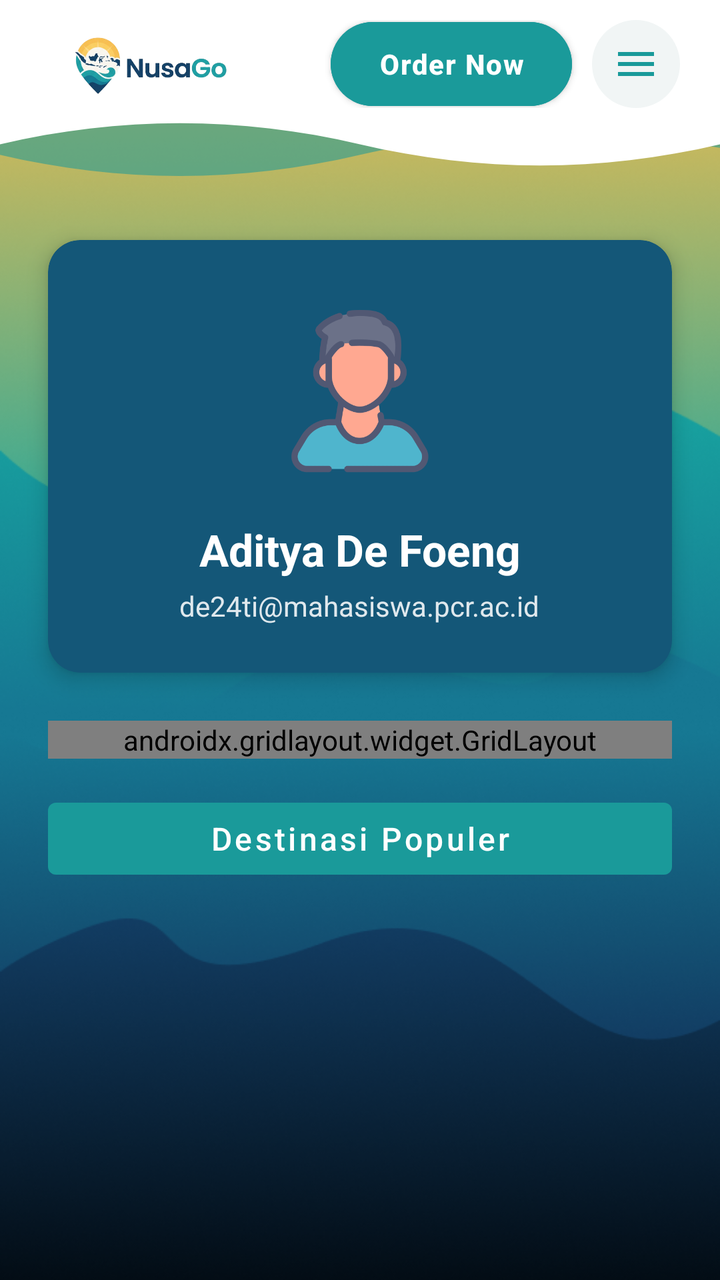
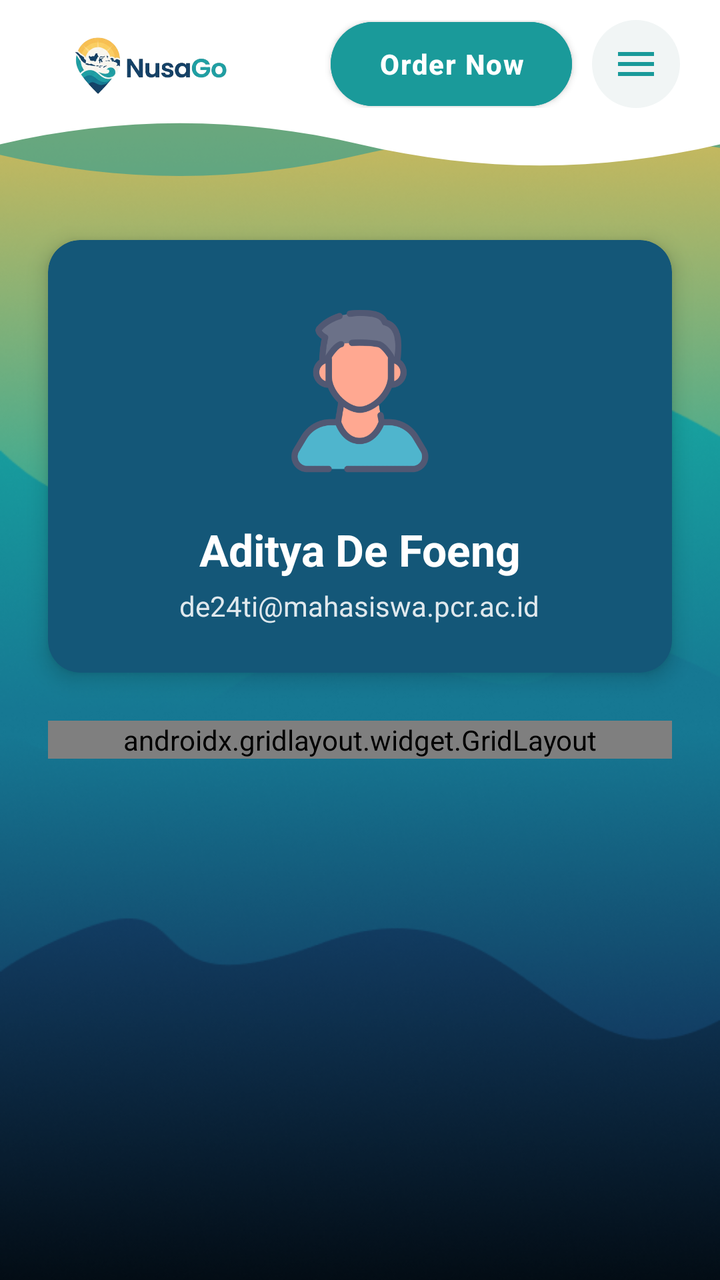

An Android layout rendered at two revisions. The XML below is the earlier revision; the diff shows what the commit changed to produce the second picture.
<!-- AndroidManifest.xml: application theme Theme.Projek_AdityaDeFoeng -->
<!-- res/layout/fragment_more.xml -->
<?xml version="1.0" encoding="utf-8"?>
<androidx.constraintlayout.widget.ConstraintLayout xmlns:android="http://schemas.android.com/apk/res/android"
    xmlns:app="http://schemas.android.com/apk/res-auto"
    xmlns:tools="http://schemas.android.com/tools"
    android:id="@+id/main"
    android:layout_width="match_parent"
    android:layout_height="match_parent"
    android:background="@drawable/wave"
    tools:context=".More.MoreFragment">

    <include
        android:id="@+id/topBar"
        layout="@layout/layout_top_bar"
        android:layout_width="0dp"
        android:layout_height="wrap_content"
        app:layout_constraintEnd_toEndOf="parent"
        app:layout_constraintStart_toStartOf="parent"
        app:layout_constraintTop_toTopOf="parent" />

    <androidx.cardview.widget.CardView
        android:id="@+id/cardProfile"
        android:layout_width="0dp"
        android:layout_height="wrap_content"
        android:layout_marginStart="24dp"
        android:layout_marginTop="32dp"
        android:layout_marginEnd="24dp"
        app:cardBackgroundColor="#145778"
        app:cardCornerRadius="16dp"
        app:cardElevation="6dp"
        app:layout_constraintEnd_toEndOf="parent"
        app:layout_constraintStart_toStartOf="parent"
        app:layout_constraintTop_toBottomOf="@id/topBar">

        <LinearLayout
            android:layout_width="match_parent"
            android:layout_height="wrap_content"
            android:gravity="center"
            android:orientation="vertical"
            android:padding="24dp">

            <ImageView
                android:id="@+id/ivProfile"
                android:layout_width="100dp"
                android:layout_height="100dp"
                android:contentDescription="Foto profil"
                android:scaleType="centerCrop"
                android:src="@drawable/profileavatar" />

            <TextView
                android:id="@+id/tvProfileName"
                android:layout_width="wrap_content"
                android:layout_height="wrap_content"
                android:layout_marginTop="16dp"
                android:text="Aditya De Foeng"
                android:textColor="@color/white"
                android:textSize="22sp"
                android:textStyle="bold" />

            <TextView
                android:id="@+id/tvProfileEmail"
                android:layout_width="wrap_content"
                android:layout_height="wrap_content"
                android:layout_marginTop="4dp"
                android:text="de24ti@mahasiswa.pcr.ac.id"
                android:textColor="#DDFFFFFF"
                android:textSize="14sp" />

        </LinearLayout>

    </androidx.cardview.widget.CardView>

    <androidx.gridlayout.widget.GridLayout
        android:id="@+id/gridMenu"
        android:layout_width="0dp"
        android:layout_height="wrap_content"
        android:layout_marginStart="24dp"
        android:layout_marginTop="24dp"
        android:layout_marginEnd="24dp"
        app:columnCount="2"
        app:useDefaultMargins="true"
        app:layout_constraintEnd_toEndOf="parent"
        app:layout_constraintStart_toStartOf="parent"
        app:layout_constraintTop_toBottomOf="@+id/cardProfile">

        <com.google.android.material.button.MaterialButton
            android:id="@+id/btnMenuHome"
            android:text="Home"
            android:textColor="@color/white"
            app:backgroundTint="@color/nusa_teal"
            app:layout_columnWeight="1"
            app:layout_gravity="fill_horizontal" />

        <com.google.android.material.button.MaterialButton
            android:id="@+id/btnMenuExplore"
            android:text="Explore"
            android:textColor="@color/white"
            app:backgroundTint="@color/nusa_teal"
            app:layout_columnWeight="1"
            app:layout_gravity="fill_horizontal" />

        <com.google.android.material.button.MaterialButton
            android:id="@+id/btnMenuMore"
            android:text="More"
            android:textColor="@color/white"
            app:backgroundTint="@color/nusa_teal"
            app:layout_columnWeight="1"
            app:layout_gravity="fill_horizontal" />

        <com.google.android.material.button.MaterialButton
            android:id="@+id/btnMenuOrder"
            android:text="Order Now"
            android:textColor="@color/white"
            app:backgroundTint="@color/nusa_teal"
            app:layout_columnWeight="1"
            app:layout_gravity="fill_horizontal" />

    </androidx.gridlayout.widget.GridLayout>

    <com.google.android.material.button.MaterialButton
        android:id="@+id/btnToTab"
        android:layout_width="0dp"
        android:layout_height="48dp"
        android:layout_marginStart="24dp"
        android:layout_marginTop="16dp"
        android:layout_marginEnd="24dp"
        android:text="Destinasi Populer"
        android:textAllCaps="false"
        android:textColor="@color/white"
        android:textSize="16sp"
        app:backgroundTint="@color/nusa_teal"
        app:layout_constraintEnd_toEndOf="parent"
        app:layout_constraintStart_toStartOf="parent"
        app:layout_constraintTop_toBottomOf="@+id/gridMenu" />

</androidx.constraintlayout.widget.ConstraintLayout>
<!-- res/layout/layout_top_bar.xml (included above) -->
<?xml version="1.0" encoding="utf-8"?>
<androidx.constraintlayout.widget.ConstraintLayout xmlns:android="http://schemas.android.com/apk/res/android"
    xmlns:app="http://schemas.android.com/apk/res-auto"
    android:layout_width="match_parent"
    android:layout_height="wrap_content">

    
    <ImageView
        android:layout_width="0dp"
        android:layout_height="0dp"
        android:importantForAccessibility="no"
        android:scaleType="fitXY"
        app:layout_constraintBottom_toBottomOf="parent"
        app:layout_constraintEnd_toEndOf="parent"
        app:layout_constraintStart_toStartOf="parent"
        app:layout_constraintTop_toTopOf="parent"
        app:srcCompat="@drawable/bg_header_shape" />

    <LinearLayout
        android:id="@+id/topBarContent"
        android:layout_width="0dp"
        android:layout_height="wrap_content"
        android:gravity="center_vertical"
        android:orientation="horizontal"
        android:paddingStart="24dp"
        android:paddingTop="10dp"
        android:paddingEnd="20dp"
        android:paddingBottom="34dp"
        app:layout_constraintEnd_toEndOf="parent"
        app:layout_constraintStart_toStartOf="parent"
        app:layout_constraintTop_toTopOf="parent">

        <ImageView
            android:id="@+id/ivLogoSmall"
            android:layout_width="0dp"
            android:layout_height="44dp"
            android:layout_weight="1"
            android:background="?attr/selectableItemBackgroundBorderless"
            android:contentDescription="NusaGo, go to home"
            android:scaleType="fitStart"
            android:src="@drawable/logo" />

        <com.google.android.material.button.MaterialButton
            android:id="@+id/btnOrder"
            android:layout_width="wrap_content"
            android:layout_height="42dp"
            android:insetTop="0dp"
            android:insetBottom="0dp"
            android:letterSpacing="0.04"
            android:paddingStart="24dp"
            android:paddingEnd="24dp"
            android:text="Order Now"
            android:textAllCaps="false"
            android:textColor="@color/white"
            android:textSize="14sp"
            android:textStyle="bold"
            app:backgroundTint="@color/nusa_teal"
            app:cornerRadius="21dp"
            app:elevation="4dp" />

        <ImageButton
            android:id="@+id/ivMenu"
            android:layout_width="44dp"
            android:layout_height="44dp"
            android:layout_marginStart="10dp"
            android:background="@drawable/bg_menu_circle"
            android:contentDescription="Open menu"
            android:padding="11dp"
            android:src="@drawable/ic_menu"
            app:tint="@color/nusa_teal" />
    </LinearLayout>
</androidx.constraintlayout.widget.ConstraintLayout>
<!-- resources referenced by this layout -->
<resources>
  <color name="nusa_teal">#1A9A9A</color>
  <color name="white">#FFFFFFFF</color>
  <!-- drawable bg_header_shape (drawable) -->
  <?xml version="1.0" encoding="utf-8"?>
  <vector xmlns:android="http://schemas.android.com/apk/res/android"
      android:width="360dp"
      android:height="100dp"
      android:viewportWidth="360"
      android:viewportHeight="100">
  
      <path
          android:fillAlpha="0.55"
          android:fillColor="@color/nusa_teal"
          android:pathData="M0,0 H360 V84 C300,72 240,72 180,88 C120,104 60,104 0,88 Z" />
  
      <path
          android:fillColor="#FFFFFF"
          android:pathData="M0,0 H360 V82 C300,98 240,98 180,82 C120,66 60,66 0,82 Z" />
  </vector>
  <!-- drawable bg_menu_circle (drawable) -->
  <?xml version="1.0" encoding="utf-8"?>
  <ripple xmlns:android="http://schemas.android.com/apk/res/android"
      android:color="#33009688">
      <item>
          <shape android:shape="oval">
              <solid android:color="#F1F5F5" />
          </shape>
      </item>
  </ripple>
  <!-- drawable ic_menu (drawable) -->
  <?xml version="1.0" encoding="utf-8"?>
  <vector xmlns:android="http://schemas.android.com/apk/res/android"
      android:width="24dp"
      android:height="24dp"
      android:viewportWidth="24"
      android:viewportHeight="24"
      android:tint="#555555">
      <path
          android:fillColor="@android:color/white"
          android:pathData="M3,18h18v-2H3v2zM3,13h18v-2H3v2zM3,6v2h18V6H3z" />
  </vector>
  <!-- drawable logo: png bitmap (drawable, 111236 bytes) -->
  <!-- drawable profileavatar: png bitmap (drawable, 23554 bytes) -->
  <!-- drawable wave: png bitmap (drawable, 196160 bytes) -->
  <style name="Theme.Projek_AdityaDeFoeng" parent="Theme.MaterialComponents.Light.NoActionBar" />
</resources>

<!-- the commit's change to res/layout/fragment_more.xml (unified diff, before → after) -->
@@ -114,23 +114,23 @@
             app:layout_columnWeight="1"
             app:layout_gravity="fill_horizontal" />
 
+        <com.google.android.material.button.MaterialButton
+            android:id="@+id/btnToTab"
+            android:text="Popular"
+            android:textColor="@color/white"
+            app:backgroundTint="@color/nusa_teal"
+            app:layout_columnWeight="1"
+            app:layout_gravity="fill_horizontal" />
+
+        <com.google.android.material.button.MaterialButton
+            android:id="@+id/btnToNotes"
+            android:text="My Notes"
+            android:textColor="@color/white"
+            app:backgroundTint="@color/nusa_teal"
+            app:layout_columnWeight="1"
+            app:layout_gravity="fill_horizontal" />
+
     </androidx.gridlayout.widget.GridLayout>
-
-    <com.google.android.material.button.MaterialButton
-        android:id="@+id/btnToTab"
-        android:layout_width="0dp"
-        android:layout_height="48dp"
-        android:layout_marginStart="24dp"
-        android:layout_marginTop="16dp"
-        android:layout_marginEnd="24dp"
-        android:text="Destinasi Populer"
-        android:textAllCaps="false"
-        android:textColor="@color/white"
-        android:textSize="16sp"
-        app:backgroundTint="@color/nusa_teal"
-        app:layout_constraintEnd_toEndOf="parent"
-        app:layout_constraintStart_toStartOf="parent"
-        app:layout_constraintTop_toBottomOf="@+id/gridMenu" />
 
 </androidx.constraintlayout.widget.ConstraintLayout>
 <!-- res/layout/layout_top_bar.xml (included above) -->
